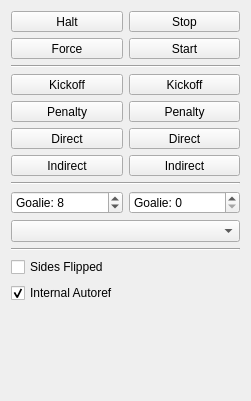
Above: src/ra/refereewidget.ui from robotics-erlangen/framework before the change. Below: the same form after it.
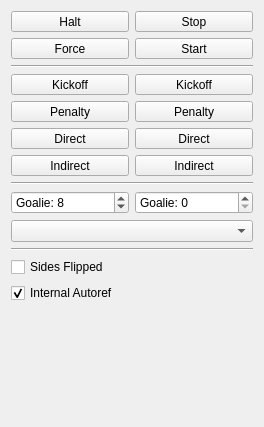
That is the form after the change. Custom widgets are drawn as their Qt base class.

Commit message: ra/refereewidget.ui: increase maximum id of goalie to 21

```diff
--- a/src/ra/refereewidget.ui
+++ b/src/ra/refereewidget.ui
@@ -6,8 +6,8 @@
    <rect>
     <x>0</x>
     <y>0</y>
-    <width>251</width>
-    <height>401</height>
+    <width>264</width>
+    <height>427</height>
    </rect>
   </property>
   <property name="windowTitle">
@@ -295,7 +295,7 @@
         <string>Goalie: </string>
        </property>
        <property name="maximum">
-        <number>15</number>
+        <number>21</number>
        </property>
        <property name="value">
         <number>8</number>
@@ -308,7 +308,7 @@
         <string>Goalie: </string>
        </property>
        <property name="maximum">
-        <number>15</number>
+        <number>21</number>
        </property>
       </widget>
      </item>
```
